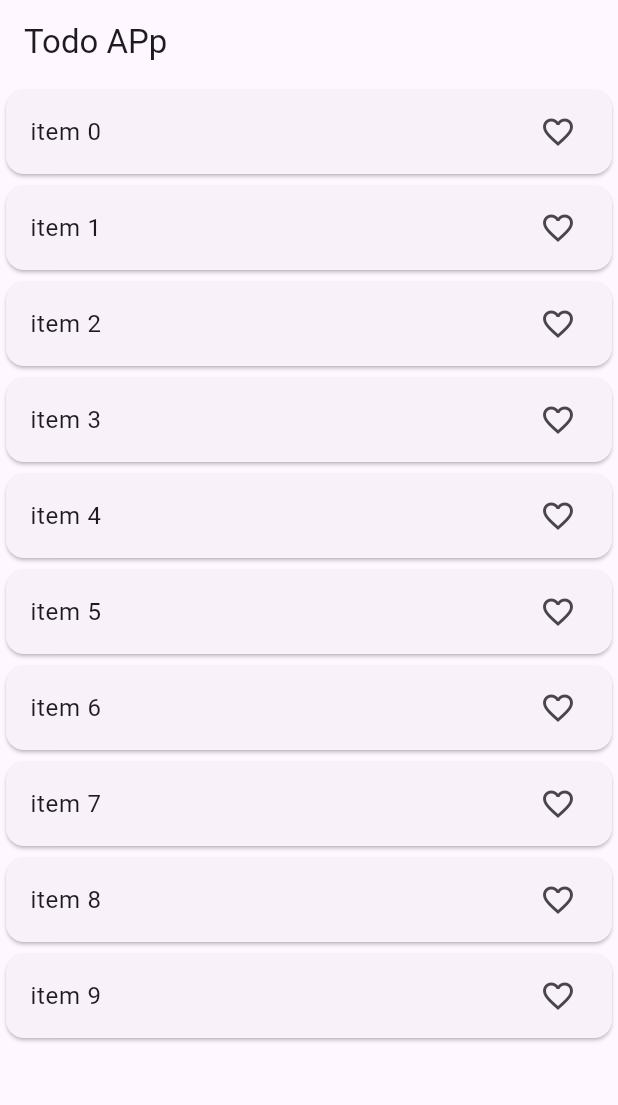
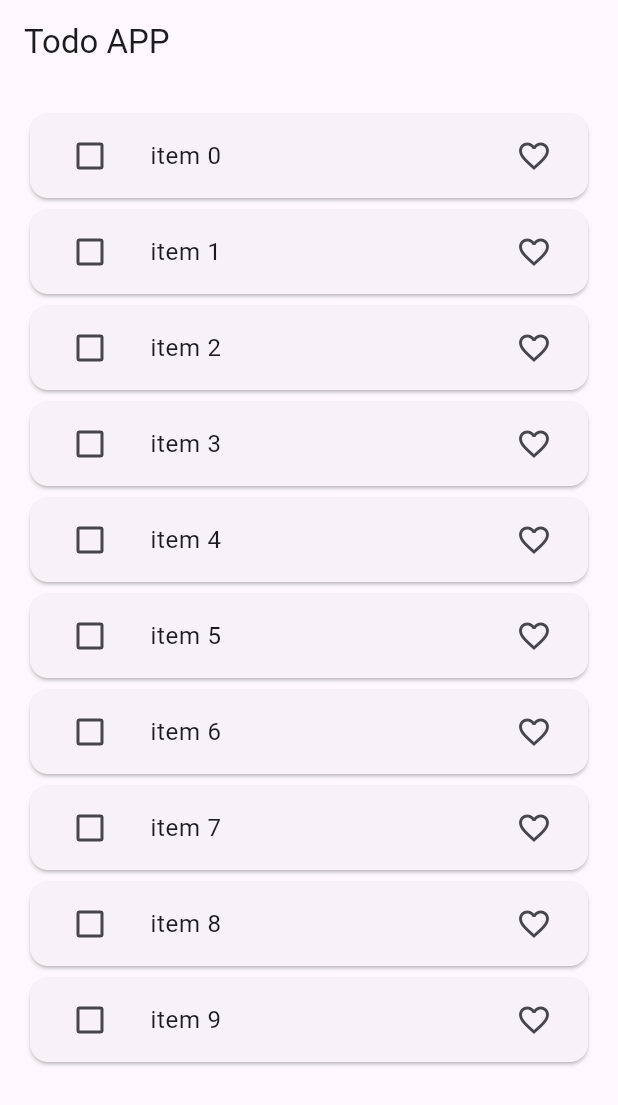
Before and after one commit to EusufUddin8926/bloc_practices, a Flutter app: the screen it shows after launch, on a phone screen of 412 x 824 dp. Shown: the top 1105 px of the screen. Run offline on Flutter 3.47's test engine with Material 3 defaults, Android fonts, the phone set to English and light mode, and no system bars; our stand-ins replace bloc, equatable, flutter_bloc, image_picker.

Commit message:
select unselect and delete functionality added

```diff
--- a/lib/bloc/favourite_app/favourite_event.dart
+++ b/lib/bloc/favourite_app/favourite_event.dart
@@ -15,3 +15,17 @@ class FavouriteItem extends FavouriteEvents {
 
   const FavouriteItem({required this.favouriteItemModel});
 }
+
+class SelectItemEvent extends FavouriteEvents {
+  final FavouriteItemModel favouriteItemModel;
+
+  const SelectItemEvent({required this.favouriteItemModel});
+}
+
+class UnSelectItemEvent extends FavouriteEvents {
+  final FavouriteItemModel favouriteItemModel;
+
+  const UnSelectItemEvent({required this.favouriteItemModel});
+}
+
+class DeleteEvent extends FavouriteEvents {}
--- a/lib/bloc/favourite_app/favourite_state.dart
+++ b/lib/bloc/favourite_app/favourite_state.dart
@@ -6,17 +6,24 @@ enum ListStatus { loading, success, failure }
 class FavouriteItemStates extends Equatable {
   final ListStatus listStatus;
   final List<FavouriteItemModel> favouiteItemList;
+  final List<FavouriteItemModel> temfavouiteItemList;
 
   const FavouriteItemStates({
     this.favouiteItemList = const [],
+    this.temfavouiteItemList = const [],
     this.listStatus = ListStatus.loading,
   });
 
-  FavouriteItemStates copyWith({List<FavouriteItemModel>? favouiteItemList, ListStatus? listStatus}) {
+  FavouriteItemStates copyWith(
+      {List<FavouriteItemModel>? favouiteItemList,
+      List<FavouriteItemModel>? temfavouiteItemList,
+      ListStatus? listStatus}) {
     return FavouriteItemStates(
-        favouiteItemList: favouiteItemList ?? this.favouiteItemList, listStatus: listStatus ?? this.listStatus);
+        favouiteItemList: favouiteItemList ?? this.favouiteItemList,
+        temfavouiteItemList: temfavouiteItemList ?? this.temfavouiteItemList,
+        listStatus: listStatus ?? this.listStatus);
   }
 
   @override
-  List<Object?> get props => [favouiteItemList, listStatus];
+  List<Object?> get props => [favouiteItemList, temfavouiteItemList, listStatus];
 }
--- a/lib/bloc/favourite_app/favoutite_bloc.dart
+++ b/lib/bloc/favourite_app/favoutite_bloc.dart
@@ -7,11 +7,15 @@ import 'favourite_event.dart';
 
 class FavouriteItemBloc extends Bloc<FavouriteEvents, FavouriteItemStates> {
   List<FavouriteItemModel> favouriteItemList = [];
+  List<FavouriteItemModel> temFavouriteItemList = [];
   FavouriteRepository favouriteRepository;
 
   FavouriteItemBloc(this.favouriteRepository) : super(const FavouriteItemStates()) {
     on<FetchFavouriteList>(_fetchList);
     on<FavouriteItem>(_addFavouriteItem);
+    on<SelectItemEvent>(_selectItemEvent);
+    on<UnSelectItemEvent>(_unSelectItemEvent);
+    on<DeleteEvent>(_deleteItem);
   }
 
   void _fetchList(FetchFavouriteList event, Emitter<FavouriteItemStates> emit) async {
@@ -24,4 +28,24 @@ class FavouriteItemBloc extends Bloc<FavouriteEvents, FavouriteItemStates> {
     favouriteItemList[index] = event.favouriteItemModel;
     emit(state.copyWith(favouiteItemList: List.from(favouriteItemList)));
   }
+
+  void _selectItemEvent(SelectItemEvent event, Emitter<FavouriteItemStates> emit) async {
+    temFavouriteItemList.add(event.favouriteItemModel);
+    emit(state.copyWith(temfavouiteItemList: List.from(temFavouriteItemList)));
+  }
+
+  void _unSelectItemEvent(UnSelectItemEvent event, Emitter<FavouriteItemStates> emit) async {
+    temFavouriteItemList.remove(event.favouriteItemModel);
+    emit(state.copyWith(temfavouiteItemList: List.from(temFavouriteItemList)));
+  }
+
+  void _deleteItem(DeleteEvent event, Emitter<FavouriteItemStates> emit) async {
+    for (int i = 0; i < temFavouriteItemList.length; i++) {
+      favouriteItemList.remove(temFavouriteItemList[i]);
+    }
+
+    temFavouriteItemList.clear();
+    emit(state.copyWith(
+        favouiteItemList: List.from(favouriteItemList), temfavouiteItemList: List.from(temFavouriteItemList)));
+  }
 }
--- a/lib/ui/favourite_screen.dart
+++ b/lib/ui/favourite_screen.dart
@@ -25,9 +25,28 @@ class _FavouriteScreenState extends State<FavouriteScreen> {
   Widget build(BuildContext context) {
     return Scaffold(
       appBar: AppBar(
-        title: const Text("Todo APp"),
+        title: const Text("Todo APP"),
+        actions: [
+          BlocBuilder<FavouriteItemBloc, FavouriteItemStates>(
+            builder: (context, state) {
+              return Visibility(
+                visible: state.temfavouiteItemList.isNotEmpty,
+                child: IconButton(
+                    onPressed: () {
+                      context.read<FavouriteItemBloc>().add(DeleteEvent());
+                    },
+                    icon: const Icon(
+                      Icons.delete,
+                      color: Colors.red,
+                    )),
+              );
+            },
+          )
+        ],
       ),
-      body: BlocBuilder<FavouriteItemBloc, FavouriteItemStates>(builder: (context, states) {
+      body: Padding(
+        padding: const EdgeInsets.all(16.0),
+        child: BlocBuilder<FavouriteItemBloc, FavouriteItemStates>(builder: (context, states) {
           switch (states.listStatus) {
             case ListStatus.loading:
               return const Center(child: CircularProgressIndicator());
@@ -41,6 +60,15 @@ class _FavouriteScreenState extends State<FavouriteScreen> {
                   return Card(
                     child: ListTile(
                       title: Text(states.favouiteItemList[index].value.toString()),
+                      leading: Checkbox(
+                          value: states.temfavouiteItemList.contains(item) ? true : false,
+                          onChanged: (value) {
+                            if (value!) {
+                              context.read<FavouriteItemBloc>().add(SelectItemEvent(favouriteItemModel: item));
+                            } else {
+                              context.read<FavouriteItemBloc>().add(UnSelectItemEvent(favouriteItemModel: item));
+                            }
+                          }),
                       trailing: InkWell(
                           onTap: () async {
                             FavouriteItemModel favouriteItemModel = FavouriteItemModel(
@@ -48,7 +76,9 @@ class _FavouriteScreenState extends State<FavouriteScreen> {
                                 value: states.favouiteItemList[index].value,
                                 isFavourite: states.favouiteItemList[index].isFavourite ? false : true,
                                 isDeleting: states.favouiteItemList[index].isDeleting);
-                          context.read<FavouriteItemBloc>().add(FavouriteItem(favouriteItemModel: favouriteItemModel));
+                            context
+                                .read<FavouriteItemBloc>()
+                                .add(FavouriteItem(favouriteItemModel: favouriteItemModel));
                           },
                           child: item.isFavourite ? const Icon(Icons.favorite) : const Icon(Icons.favorite_outline)),
                     ),
@@ -57,6 +87,7 @@ class _FavouriteScreenState extends State<FavouriteScreen> {
               );
           }
         }),
+      ),
     );
   }
 }
```
Lines whose indentation alone changed are shown as unchanged.
